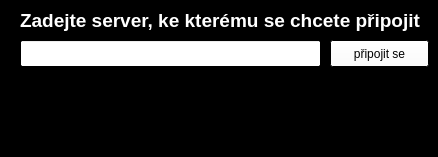
Old version of the form src/client/gui/client_bludiste/server_connection_window.ui in the repository vokracko/ICP--Bludiste.
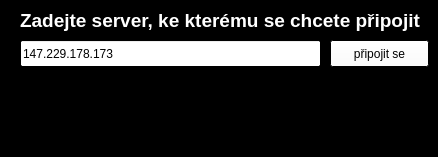
New version of the form.

Diff of the .ui file:
```diff
--- a/src/client/gui/client_bludiste/server_connection_window.ui
+++ b/src/client/gui/client_bludiste/server_connection_window.ui
@@ -245,6 +245,9 @@
       <height>27</height>
      </rect>
     </property>
+    <property name="text">
+     <string>147.229.178.173</string>
+    </property>
    </widget>
    <widget class="QPushButton" name="server_connect_button">
     <property name="geometry">
```
Left out of the diff: 3 changed lines with no effect on the pictures.
